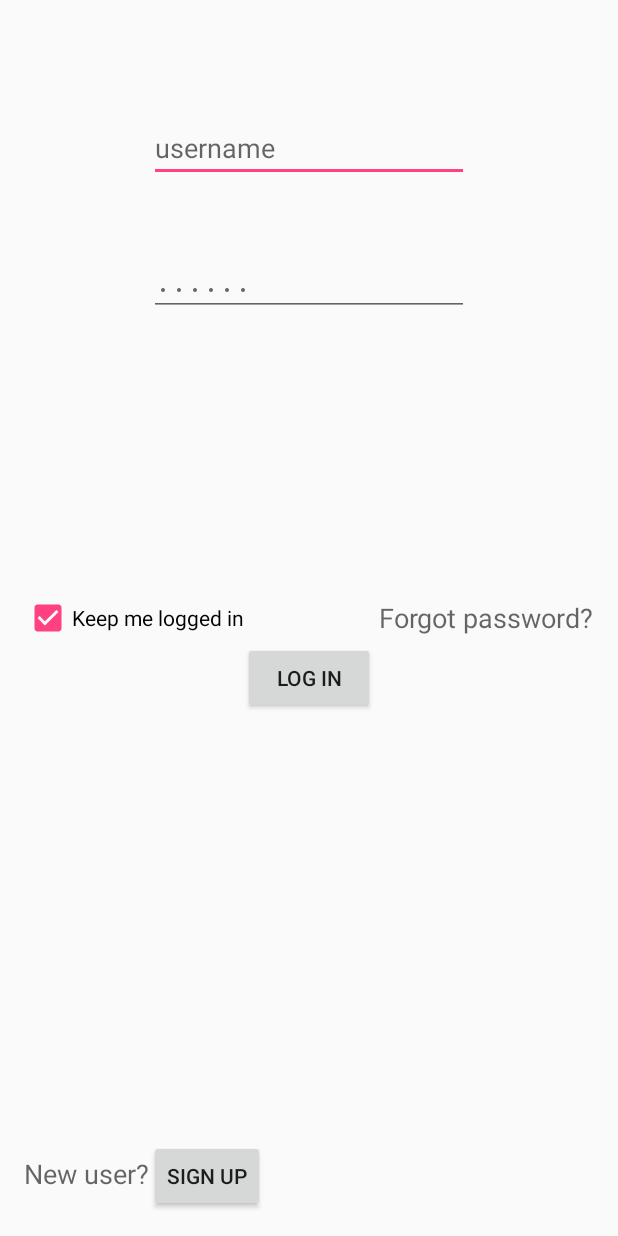
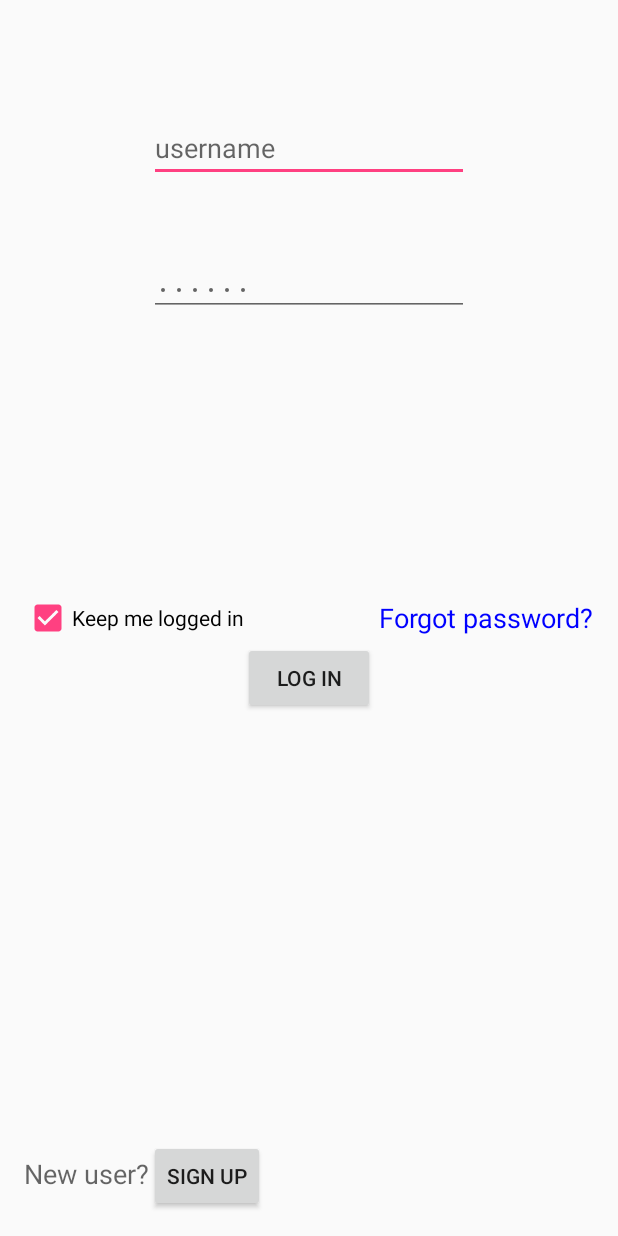
Before and after one commit to Deep-Sek/Sanguine-Android, an Android app: the screen it shows after launch (loginscreen), on a phone screen of 412 x 824 dp. Run offline under Robolectric (Android 15) with nearby library versions, the phone set to English and light mode, and no system bars.

Commit message:
login screen edit

```diff
--- a/app/src/main/res/layout/loginscreen.xml
+++ b/app/src/main/res/layout/loginscreen.xml
@@ -75,6 +75,7 @@
         android:id="@+id/textView4"
         android:layout_centerVertical="true"
         android:layout_alignParentEnd="true"
-        android:onClick="onForgetPass" />
+        android:onClick="onForgetPass"
+        android:textColor="#0000FF" />
 
 </RelativeLayout>
```
